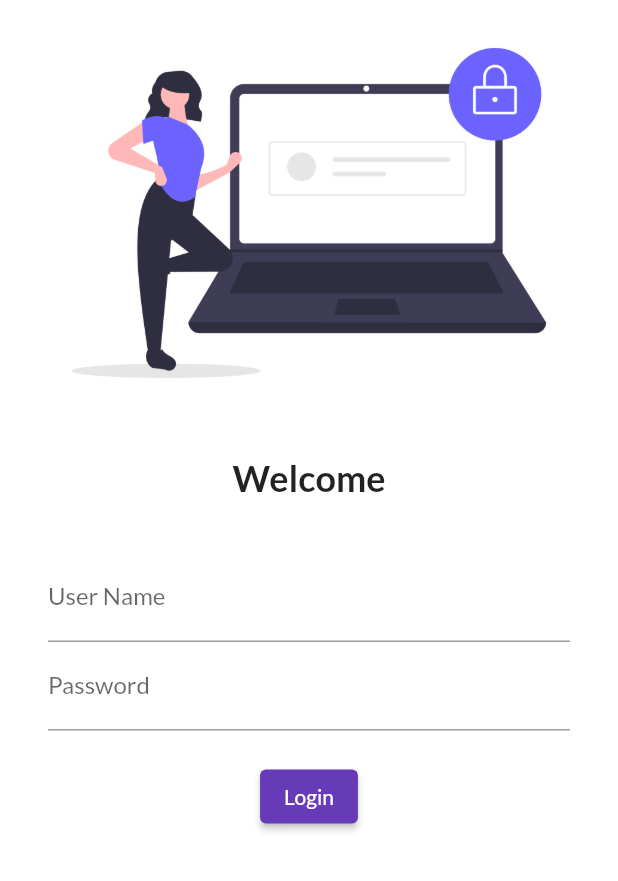
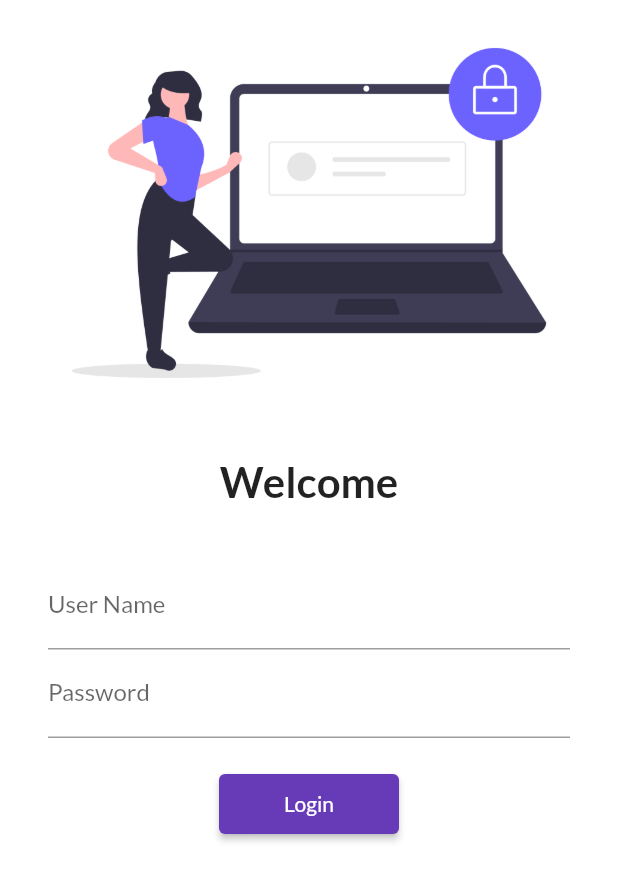
Before and after one commit to rahulpatel352/catalogApp, a Flutter app: the screen it shows after launch, on a phone screen of 412 x 824 dp. Shown: the top 881 px of the screen. Run offline on Flutter 3.47's test engine with Material 2 defaults, Android fonts, the phone set to English and light mode, and no system bars; our stand-ins replace google_fonts.

Commit message:
commit day 5

```diff
--- a/lib/main.dart
+++ b/lib/main.dart
@@ -1,5 +1,6 @@
 import 'package:catalog_project/pages/homepage.dart';
 import 'package:catalog_project/pages/loginpage.dart';
+import 'package:catalog_project/utils/routs.dart';
 import 'package:flutter/material.dart';
 import 'package:google_fonts/google_fonts.dart';
 
@@ -20,8 +21,8 @@ class MyApp extends StatelessWidget {
           fontFamily: GoogleFonts.lato().fontFamily),
       routes: {
         '/': (context) => loginpage(),
-        '/home': (context) => homepage(),
-        '/login': (context) => loginpage(),
+        MyRouts.homeRoute: (context) => homepage(),
+        MyRouts.loginRoute: (context) => loginpage(),
       },
     );
   }
--- a/lib/pages/loginpage.dart
+++ b/lib/pages/loginpage.dart
@@ -1,3 +1,4 @@
+import 'package:catalog_project/utils/routs.dart';
 import 'package:flutter/material.dart';
 
 class loginpage extends StatelessWidget {
@@ -7,6 +8,7 @@ class loginpage extends StatelessWidget {
   Widget build(BuildContext context) {
     return Material(
       color: Colors.white,
+      child: SingleChildScrollView(
         child: Column(
           children: [
             Image.asset(
@@ -18,7 +20,7 @@ class loginpage extends StatelessWidget {
             ),
             Text(
               "Welcome",
-            style: TextStyle(fontSize: 24, fontWeight: FontWeight.bold),
+              style: TextStyle(fontSize: 28, fontWeight: FontWeight.bold),
             ),
             SizedBox(
               height: 20,
@@ -41,9 +43,9 @@ class loginpage extends StatelessWidget {
                   ),
                   ElevatedButton(
                     child: Text("Login"),
-                  style: TextButton.styleFrom(),
+                    style: TextButton.styleFrom(minimumSize: Size(120, 40)),
                     onPressed: () {
-                    print("test");
+                      Navigator.pushNamed(context, MyRouts.homeRoute);
                     },
                   )
                 ],
@@ -51,6 +53,7 @@ class loginpage extends StatelessWidget {
             )
           ],
         ),
+      ),
     );
   }
 }
--- /dev/null
+++ b/lib/utils/routs.dart
@@ -0,0 +1,4 @@
+class MyRouts {
+  static String loginRoute = "/login";
+  static String homeRoute = "/home";
+}
```
Lines whose indentation alone changed are shown as unchanged.
